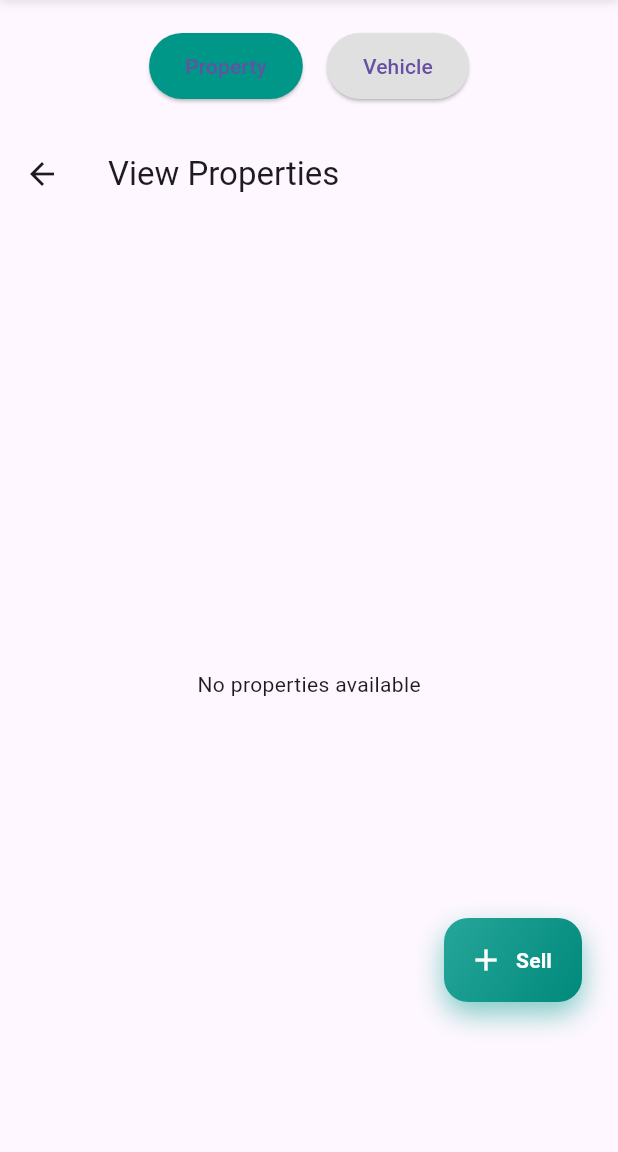
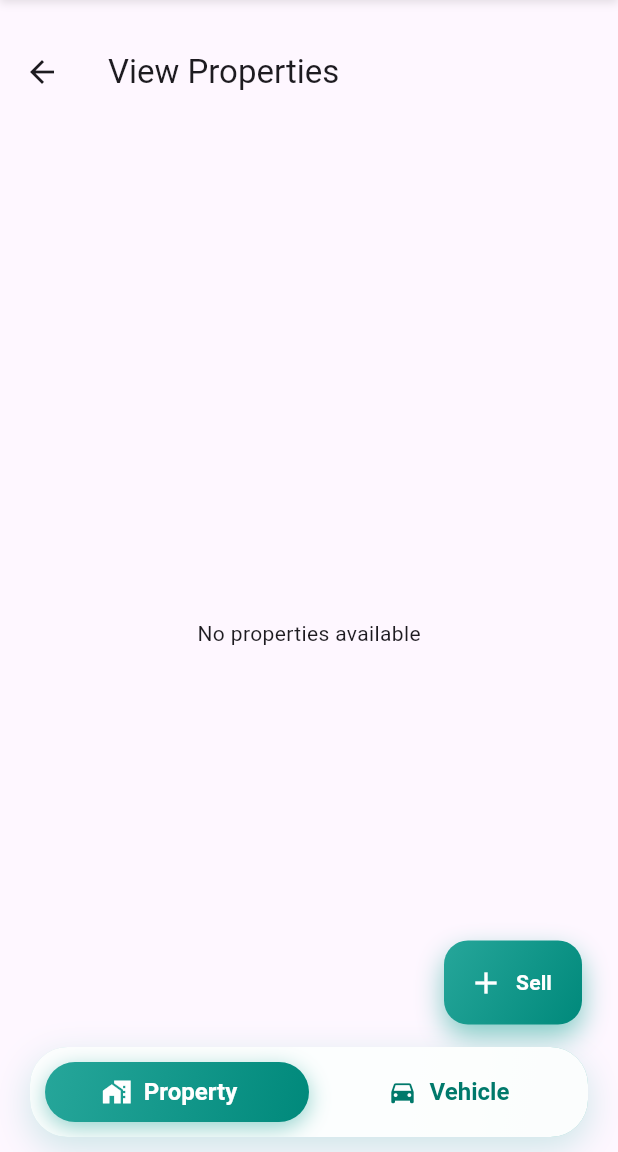
Before and after one commit to samarthpatel2005/Trexo_Frontend, a Flutter app: the HomeScreen screen opened by its route, on a phone screen of 412 x 824 dp, the part 84-1236 px from its top. Run offline on Flutter 3.47's test engine with Material 3 defaults, Android fonts, the phone set to English and light mode, and no system bars; our stand-ins replace carousel_slider, fluttertoast, shared_preferences; accounts and stored records are empty; network calls fail.

Commit message:
Update home_screen.dart

```diff
--- a/lib/screen/home_screen.dart
+++ b/lib/screen/home_screen.dart
@@ -1,5 +1,4 @@
 import 'package:flutter/material.dart';
-import 'package:shared_preferences/shared_preferences.dart';
 import 'package:trexo/screen/ViewPropertyScreen.dart';
 import 'package:trexo/screen/ViewVehicleScreen.dart';
 import 'package:trexo/screen/sell_dashboard.dart';
@@ -24,57 +23,18 @@ class _HomeScreenState extends State<HomeScreen> with TickerProviderStateMixin {
             children: [
               const SizedBox(height: 20),
 
-              // Toggle Buttons
-              Row(
-                mainAxisAlignment: MainAxisAlignment.center,
-                children: [
-                  ElevatedButton(
-                    onPressed: () => setState(() => showProperty = true),
-                    style: ElevatedButton.styleFrom(
-                      backgroundColor:
-                          showProperty ? Colors.teal : Colors.grey[300],
-                      shape: RoundedRectangleBorder(
-                        borderRadius: BorderRadius.circular(30),
-                      ),
-                      padding: const EdgeInsets.symmetric(
-                        horizontal: 24,
-                        vertical: 12,
-                      ),
-                    ),
-                    child: const Text("Property"),
-                  ),
-                  const SizedBox(width: 16),
-                  ElevatedButton(
-                    onPressed: () => setState(() => showProperty = false),
-                    style: ElevatedButton.styleFrom(
-                      backgroundColor:
-                          !showProperty ? Colors.teal : Colors.grey[300],
-                      shape: RoundedRectangleBorder(
-                        borderRadius: BorderRadius.circular(30),
-                      ),
-                      padding: const EdgeInsets.symmetric(
-                        horizontal: 24,
-                        vertical: 12,
-                      ),
-                    ),
-                    child: const Text("Vehicle"),
-                  ),
-                ],
-              ),
-
-              const SizedBox(height: 20),
-
               // Show content
               Expanded(
-                child: showProperty
-                    ? const ViewPropertyScreen()
-                    : const ViewVehicleScreen(),
+                child:
+                    showProperty
+                        ? const ViewPropertyScreen()
+                        : const ViewVehicleScreen(),
               ),
             ],
           ),
-          // Floating Action Button at bottom right
+          // Floating Sell Button at bottom right
           Positioned(
-            bottom: 100, // Position above bottom navigation
+            bottom: 85, // Position above toggle bar
             right: 24,
             child: Container(
               decoration: BoxDecoration(
@@ -114,6 +74,167 @@ class _HomeScreenState extends State<HomeScreen> with TickerProviderStateMixin {
               ),
             ),
           ),
+          // Full Width Toggle Bar at Bottom
+          Positioned(
+            bottom: 0, // Position at the very bottom of screen
+            left: 0,
+            right: 0,
+            child: Container(
+              margin: const EdgeInsets.symmetric(horizontal: 20, vertical: 10),
+              decoration: BoxDecoration(
+                borderRadius: BorderRadius.circular(25),
+                gradient: LinearGradient(
+                  begin: Alignment.topLeft,
+                  end: Alignment.bottomRight,
+                  colors: [Colors.teal.shade50, Colors.teal.shade100],
+                ),
+                boxShadow: [
+                  BoxShadow(
+                    color: Colors.teal.shade200.withOpacity(0.4),
+                    blurRadius: 20,
+                    offset: const Offset(0, 8),
+                  ),
+                ],
+              ),
+              child: ClipRRect(
+                borderRadius: BorderRadius.circular(25),
+                child: Container(
+                  height: 60,
+                  decoration: BoxDecoration(
+                    color: Colors.white.withOpacity(0.95),
+                    borderRadius: BorderRadius.circular(25),
+                  ),
+                  child: Stack(
+                    children: [
+                      // Animated Background
+                      AnimatedPositioned(
+                        duration: const Duration(milliseconds: 400),
+                        curve: Curves.easeInOutCubic,
+                        left:
+                            showProperty
+                                ? 10
+                                : MediaQuery.of(context).size.width / 2 - 10,
+                        top: 10,
+                        bottom: 10,
+                        width: MediaQuery.of(context).size.width / 2 - 30,
+                        child: Container(
+                          decoration: BoxDecoration(
+                            gradient: LinearGradient(
+                              begin: Alignment.topLeft,
+                              end: Alignment.bottomRight,
+                              colors: [
+                                Colors.teal.shade400,
+                                Colors.teal.shade600,
+                              ],
+                            ),
+                            borderRadius: BorderRadius.circular(20),
+                            boxShadow: [
+                              BoxShadow(
+                                color: Colors.teal.shade300.withOpacity(0.6),
+                                blurRadius: 12,
+                                offset: const Offset(0, 4),
+                              ),
+                            ],
+                          ),
+                        ),
+                      ),
+                      // Toggle Options
+                      Row(
+                        children: [
+                          Expanded(
+                            child: GestureDetector(
+                              onTap: () => setState(() => showProperty = true),
+                              child: Container(
+                                height: 60,
+                                decoration: BoxDecoration(
+                                  borderRadius: BorderRadius.circular(25),
+                                ),
+                                child: Center(
+                                  child: AnimatedDefaultTextStyle(
+                                    duration: const Duration(milliseconds: 300),
+                                    style: TextStyle(
+                                      color:
+                                          showProperty
+                                              ? Colors.white
+                                              : Colors.teal.shade700,
+                                      fontWeight:
+                                          showProperty
+                                              ? FontWeight.bold
+                                              : FontWeight.w600,
+                                      fontSize: 16,
+                                    ),
+                                    child: Row(
+                                      mainAxisAlignment:
+                                          MainAxisAlignment.center,
+                                      children: [
+                                        Icon(
+                                          Icons.home_work,
+                                          color:
+                                              showProperty
+                                                  ? Colors.white
+                                                  : Colors.teal.shade700,
+                                          size: 20,
+                                        ),
+                                        const SizedBox(width: 8),
+                                        const Text("Property"),
+                                      ],
+                                    ),
+                                  ),
+                                ),
+                              ),
+                            ),
+                          ),
+                          Expanded(
+                            child: GestureDetector(
+                              onTap: () => setState(() => showProperty = false),
+                              child: Container(
+                                height: 60,
+                                decoration: BoxDecoration(
+                                  borderRadius: BorderRadius.circular(25),
+                                ),
+                                child: Center(
+                                  child: AnimatedDefaultTextStyle(
+                                    duration: const Duration(milliseconds: 300),
+                                    style: TextStyle(
+                                      color:
+                                          !showProperty
+                                              ? Colors.white
+                                              : Colors.teal.shade700,
+                                      fontWeight:
+                                          !showProperty
+                                              ? FontWeight.bold
+                                              : FontWeight.w600,
+                                      fontSize: 16,
+                                    ),
+                                    child: Row(
+                                      mainAxisAlignment:
+                                          MainAxisAlignment.center,
+                                      children: [
+                                        Icon(
+                                          Icons.directions_car,
+                                          color:
+                                              !showProperty
+                                                  ? Colors.white
+                                                  : Colors.teal.shade700,
+                                          size: 20,
+                                        ),
+                                        const SizedBox(width: 8),
+                                        const Text("Vehicle"),
+                                      ],
+                                    ),
+                                  ),
+                                ),
+                              ),
+                            ),
+                          ),
+                        ],
+                      ),
+                    ],
+                  ),
+                ),
+              ),
+            ),
+          ),
         ],
       ),
     );
```
